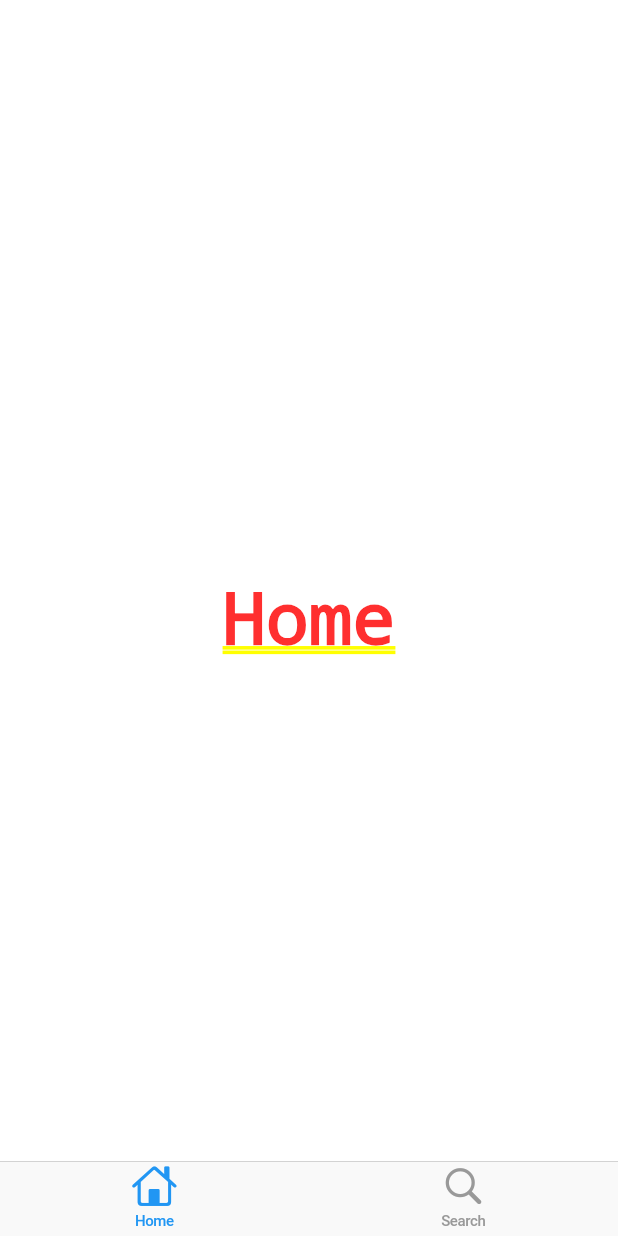
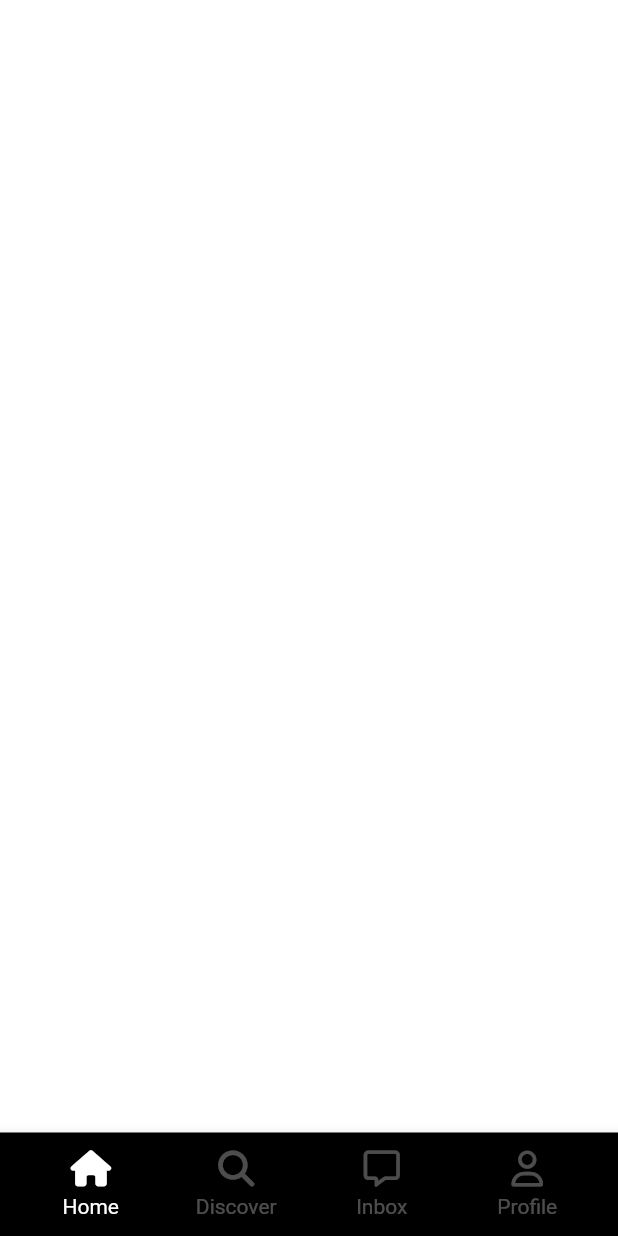
Before and after one commit to camelcrush/tiktok-flutter, a Flutter app: the screen it shows after launch, on a phone screen of 412 x 824 dp. Run offline on Flutter 3.47's test engine with Material 2 defaults, Android fonts, the phone set to English and light mode, and no system bars; our stand-ins replace font_awesome_flutter.

Commit message:
Custom NavigationBar

```diff
--- a/lib/features/main_navigation/main_navigation.dart
+++ b/lib/features/main_navigation/main_navigation.dart
@@ -1,4 +1,7 @@
-import 'package:flutter/cupertino.dart';
+import 'package:flutter/material.dart';
+import 'package:font_awesome_flutter/font_awesome_flutter.dart';
+import 'package:tiktokapp/constants/size.dart';
+import 'package:tiktokapp/features/main_navigation/widgests/tab_nav.dart';
 
 class MainNavigationScreen extends StatefulWidget {
   const MainNavigationScreen({Key? key}) : super(key: key);
@@ -8,42 +11,68 @@
 }
 
 class _MainNavigationScreenState extends State<MainNavigationScreen> {
+  int _selectedIndex = 0;
+
   final screens = [
     const Center(
-      child: Text('Home'),
+      child: Text(
+        'Home',
+        style: TextStyle(fontSize: 49),
+      ),
     ),
     const Center(
-      child: Text('Search'),
+      child: Text(
+        'Search',
+        style: TextStyle(fontSize: 49),
+      ),
     ),
-    const Center(
-      child: Text('Home'),
-    ),
-    const Center(
-      child: Text('Search'),
-    ),
-    const Center(
-      child: Text('Search'),
-    )
   ];
+
+  void _onTap(int index) {
+    setState(() {
+      _selectedIndex = index;
+    });
+  }
 
   @override
   Widget build(BuildContext context) {
     // CupertinoTabScaffold를 사용하려면 main.dart에서 CupertinoApp으로 전환해야 함
-    return CupertinoTabScaffold(
-      // CupertinoTabBar는 별도로 index state를 설정할 필요가 없음
-      tabBar: CupertinoTabBar(
-        items: const [
-          BottomNavigationBarItem(
-            icon: Icon(CupertinoIcons.house),
-            label: 'Home',
+    return Scaffold(
+      bottomNavigationBar: BottomAppBar(
+        color: Colors.black,
+        child: Padding(
+          padding: const EdgeInsets.all(Sizes.size12),
+          child: Row(
+            mainAxisAlignment: MainAxisAlignment.spaceBetween,
+            children: [
+              TabNav(
+                text: 'Home',
+                isSelected: _selectedIndex == 0,
+                icon: FontAwesomeIcons.house,
+                onTap: () => _onTap(0),
+              ),
+              TabNav(
+                text: 'Discover',
+                isSelected: _selectedIndex == 1,
+                icon: FontAwesomeIcons.magnifyingGlass,
+                onTap: () => _onTap(1),
+              ),
+              TabNav(
+                text: 'Inbox',
+                isSelected: _selectedIndex == 3,
+                icon: FontAwesomeIcons.message,
+                onTap: () => _onTap(3),
+              ),
+              TabNav(
+                text: 'Profile',
+                isSelected: _selectedIndex == 4,
+                icon: FontAwesomeIcons.user,
+                onTap: () => _onTap(4),
+              )
+            ],
           ),
-          BottomNavigationBarItem(
-            icon: Icon(CupertinoIcons.search),
-            label: 'Search',
-          )
-        ],
+        ),
       ),
-      tabBuilder: (context, index) => screens[index],
     );
   }
 }
--- /dev/null
+++ b/lib/features/main_navigation/widgests/tab_nav.dart
@@ -0,0 +1,54 @@
+import 'package:flutter/material.dart';
+import 'package:font_awesome_flutter/font_awesome_flutter.dart';
+import 'package:tiktokapp/constants/gaps.dart';
+
+class TabNav extends StatelessWidget {
+  const TabNav({
+    Key? key,
+    required this.text,
+    required this.isSelected,
+    required this.icon,
+    required this.onTap,
+  }) : super(key: key);
+
+  final String text;
+  final bool isSelected;
+  final IconData icon;
+  final Function onTap;
+
+  @override
+  Widget build(BuildContext context) {
+    // Expanded : Row나 Column등에서 핸드폰 화면에 맞게 균일하게 배치하기 위해서 사용함.
+    // 부모의 남은 범위를 flex의 비율에 맞춰서 "모두" 가져간다. 여기서는 MainNavigation의 Row
+    return Expanded(
+      child: GestureDetector(
+        onTap: () => onTap(),
+        child: Container(
+          // Container에 color값을 주어야 자체적으로 공간을 Expanded함
+          color: Colors.black,
+          child: AnimatedOpacity(
+            opacity: isSelected ? 1 : 0.3,
+            duration: const Duration(milliseconds: 300),
+            child: Column(
+              // Column은 기본적으로 화면을 전부 사용할려고 하기 때문에 MainAxisSize.min으로 자식 사이즈에 맞춤
+              mainAxisSize: MainAxisSize.min,
+              children: [
+                FaIcon(
+                  icon,
+                  color: Colors.white,
+                ),
+                Gaps.v5,
+                Text(
+                  text,
+                  style: const TextStyle(
+                    color: Colors.white,
+                  ),
+                ),
+              ],
+            ),
+          ),
+        ),
+      ),
+    );
+  }
+}
```
